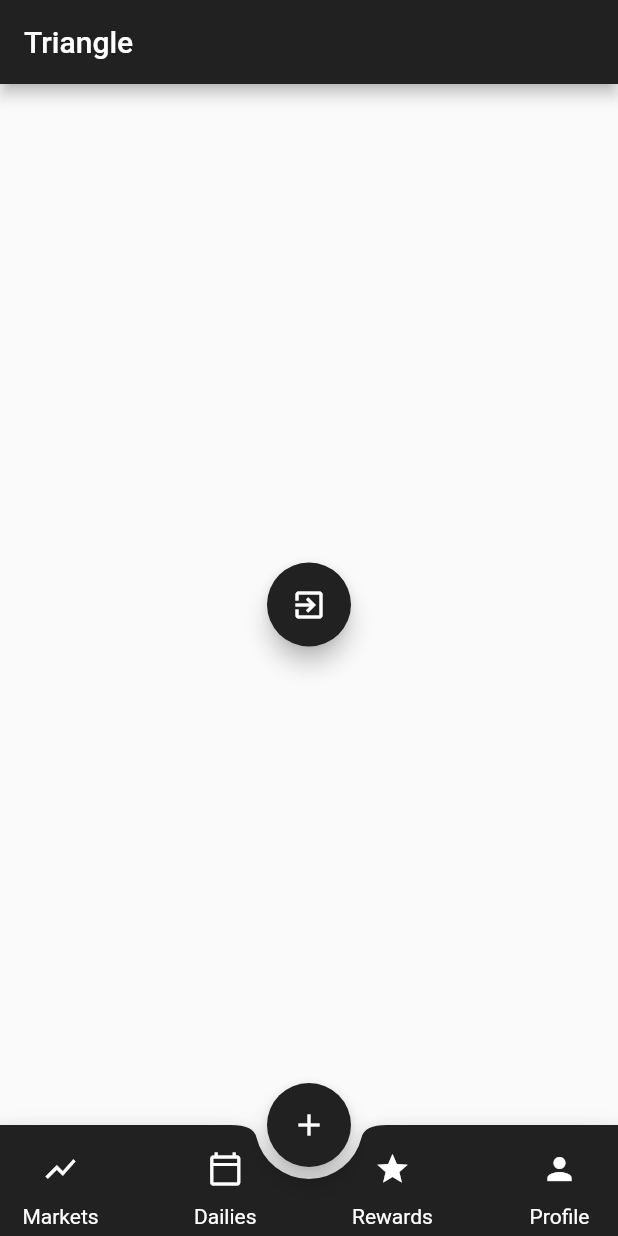
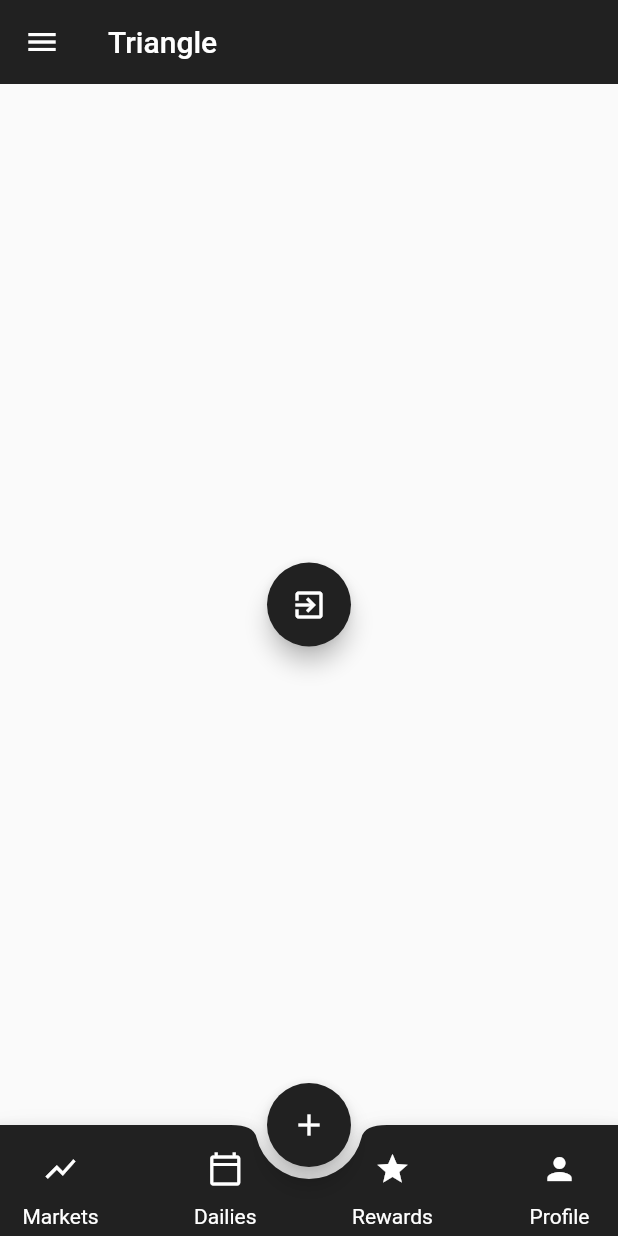
Before and after one commit to diivi/triangle-app, a Flutter app: the screen it shows once a user with an empty profile is signed in, on a phone screen of 412 x 824 dp. Run offline on Flutter 3.47's test engine with Material 2 defaults, Android fonts, the light colour scheme and no system bars; our stand-ins replace firebase_auth, firebase_core; missing offline and left inert: flutterfire_ui; accounts and stored records are empty.

Commit message:
Main: added hamburger nav

```diff
--- a/lib/main.dart
+++ b/lib/main.dart
@@ -88,8 +88,14 @@ class TriangleApp extends StatelessWidget {
   Widget build(BuildContext context) {
     return Scaffold(
       appBar: AppBar(
-        title: const Text('Triangle'),
+        // backgroundColor: Colors.transparent,
+        elevation: 0,
+        title: const Text('Triangle',
+            style: TextStyle(
+              color: Colors.white,
+            )),
       ),
+      drawer: Drawer(child: Text("")),
       body: const Center(
         child: FloatingActionButton(
           onPressed: logOut,
@@ -104,7 +110,6 @@ class TriangleApp extends StatelessWidget {
         child: const Icon(Icons.add), //icon inside button
       ),
       floatingActionButtonLocation: FloatingActionButtonLocation.centerDocked,
-
       bottomNavigationBar: BottomAppBar(
         color: Colors.grey[900],
         shape: const CircularNotchedRectangle(),
```
Lines whose indentation alone changed are shown as unchanged.
